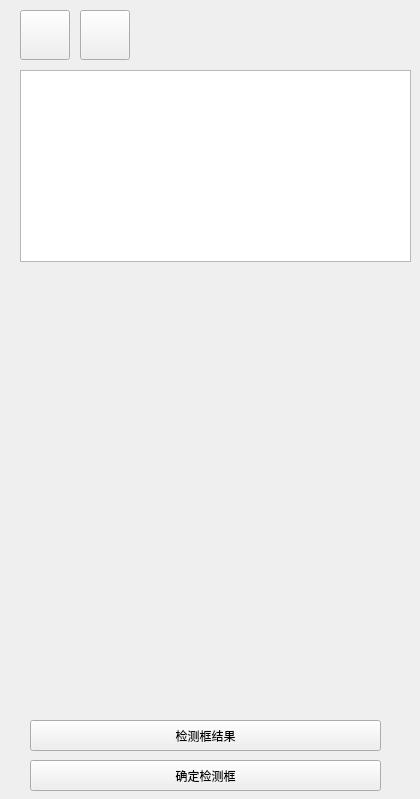
chuandongxu/AOI, file VisionDetect/InspWindowWidget.ui: the form before one commit.
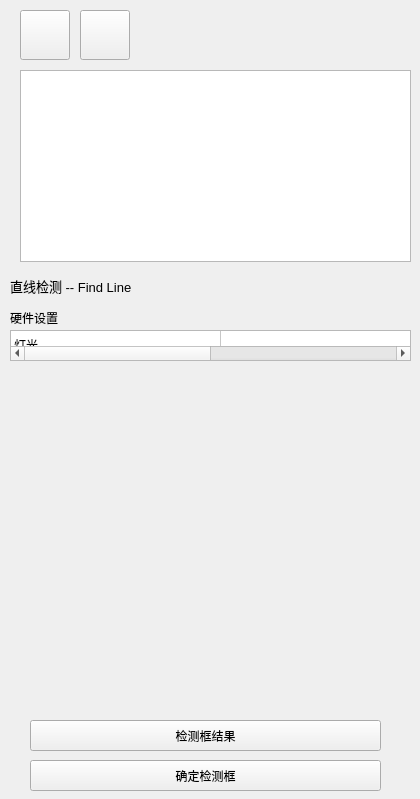
The form after the commit. Icons and pictures are not drawn.

Diff of the .ui file:
```diff
--- a/VisionDetect/InspWindowWidget.ui
+++ b/VisionDetect/InspWindowWidget.ui
@@ -17,9 +17,9 @@
    <property name="geometry">
     <rect>
      <x>0</x>
-     <y>280</y>
+     <y>380</y>
      <width>420</width>
-     <height>431</height>
+     <height>331</height>
     </rect>
    </property>
   </widget>
@@ -105,6 +105,76 @@
     <string>确定检测框</string>
    </property>
   </widget>
+  <widget class="QLabel" name="labelWindowName">
+   <property name="geometry">
+    <rect>
+     <x>10</x>
+     <y>270</y>
+     <width>311</width>
+     <height>31</height>
+    </rect>
+   </property>
+   <property name="font">
+    <font>
+     <pointsize>10</pointsize>
+    </font>
+   </property>
+   <property name="text">
+    <string>直线检测 -- Find Line</string>
+   </property>
+  </widget>
+  <widget class="QLabel" name="labelHardwareConfig">
+   <property name="geometry">
+    <rect>
+     <x>10</x>
+     <y>310</y>
+     <width>61</width>
+     <height>16</height>
+    </rect>
+   </property>
+   <property name="text">
+    <string>硬件设置</string>
+   </property>
+  </widget>
+  <widget class="QTableWidget" name="tableWidgetHardware">
+   <property name="geometry">
+    <rect>
+     <x>10</x>
+     <y>330</y>
+     <width>401</width>
+     <height>31</height>
+    </rect>
+   </property>
+   <property name="rowCount">
+    <number>1</number>
+   </property>
+   <property name="columnCount">
+    <number>2</number>
+   </property>
+   <attribute name="horizontalHeaderVisible">
+    <bool>false</bool>
+   </attribute>
+   <attribute name="horizontalHeaderDefaultSectionSize">
+    <number>210</number>
+   </attribute>
+   <attribute name="horizontalHeaderStretchLastSection">
+    <bool>true</bool>
+   </attribute>
+   <attribute name="verticalHeaderVisible">
+    <bool>false</bool>
+   </attribute>
+   <row/>
+   <column/>
+   <column/>
+   <item row="0" column="0">
+    <property name="text">
+     <string>灯光</string>
+    </property>
+    <property name="flags">
+     <set>NoItemFlags</set>
+    </property>
+   </item>
+  </widget>
  </widget>
  <layoutdefault spacing="6" margin="11"/>
  <resources/>
```
